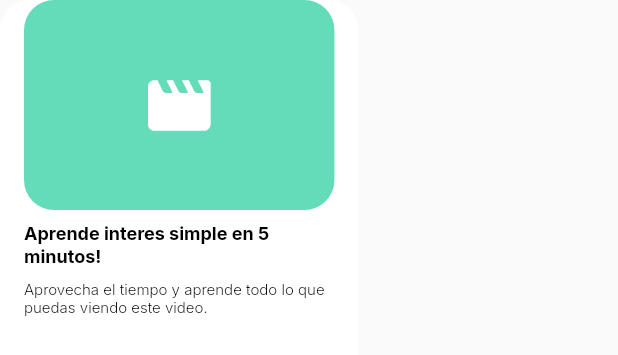
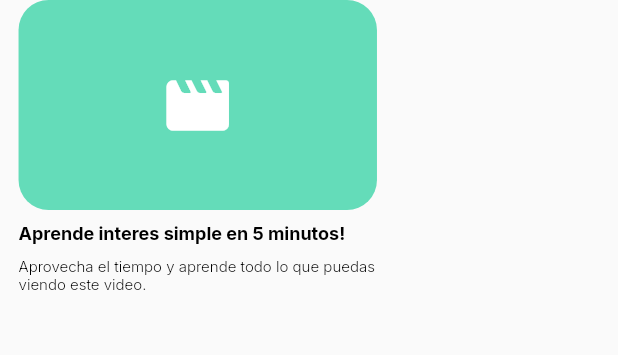
Before and after one commit to anapatino/FinanLearn, a Flutter app: the FlashCard widget shown alone on an empty page, opened directly, on a phone screen of 412 x 824 dp. Shown: the top 355 px of the screen. Run offline on Flutter 3.47's test engine with Material 2 defaults, Android fonts, the phone set to English and light mode, and no system bars; our stand-ins replace get, google_fonts.

Commit message:
change in the url

```diff
--- a/lib/ui/pages/pageTest/test.dart
+++ b/lib/ui/pages/pageTest/test.dart
@@ -49,7 +49,7 @@ class _TestState extends State<Test> {
                 ),
                 child: Text('Test de aprendizaje',
                     style: GoogleFonts.inter(
-                      color: Colors.black,
+                      color: const Color.fromRGBO(51, 190, 91, 1),
                       fontSize: 29,
                       fontWeight: FontWeight.bold,
                     )),
@@ -71,6 +71,7 @@ class _TestState extends State<Test> {
                           'opcion3': '100 euros',
                         },
                         result: '300 euros',
+                        color: Color.fromRGBO(100, 220, 185, 1),
                       ),
                       QuestionCard(
                         title: 'Pregunta 2',
@@ -82,6 +83,7 @@ class _TestState extends State<Test> {
                           'opcion3': '100 euros',
                         },
                         result: '400 euros',
+                        color: Color.fromRGBO(11, 138, 47, 1),
                       ),
                       QuestionCard(
                         title: 'Pregunta 3',
@@ -93,6 +95,7 @@ class _TestState extends State<Test> {
                           'opcion3': '100',
                         },
                         result: '1060',
+                        color: Color.fromRGBO(100, 220, 185, 1),
                       ),
                       QuestionCard(
                         title: 'Pregunta 4',
@@ -104,6 +107,7 @@ class _TestState extends State<Test> {
                           'opcion3': '9611.27',
                         },
                         result: '9611.57',
+                        color: Color.fromRGBO(11, 138, 47, 1),
                       ),
                     ],
                   ),
--- a/lib/ui/widgets/flashCard.dart
+++ b/lib/ui/widgets/flashCard.dart
@@ -1,17 +1,17 @@
 import 'package:flutter/material.dart';
-import 'package:get/get.dart';
 import 'package:google_fonts/google_fonts.dart';
 import '../utils/Dimensions.dart';
+import 'package:url_launcher/url_launcher.dart';
 
 class FlashCard extends StatelessWidget {
-  final Function() onPressed;
+  final Uri youtubeUrl;
   final Color color;
   final String title;
   final IconData icon;
   final String description;
 
   const FlashCard({
-    required this.onPressed,
+    required this.youtubeUrl,
     required this.color,
     required this.title,
     required this.icon,
@@ -21,18 +21,16 @@ class FlashCard extends StatelessWidget {
 
   @override
   Widget build(BuildContext context) {
-    return ElevatedButton(
-      onPressed: () {
-        Get.offAll(() => onPressed);
+    return InkWell(
+      onTap: () {
+        _launchYouTubeVideo(youtubeUrl);
       },
-      style: ElevatedButton.styleFrom(
-        backgroundColor: Colors.white,
-        shape: RoundedRectangleBorder(
       borderRadius: BorderRadius.circular(20),
-        ),
-        maximumSize:
-            Size(Dimensions.screenWidth * 0.58, Dimensions.screenHeight * 0.4),
-        elevation: 0,
+      child: Container(
+        width: Dimensions.screenWidth * 0.58,
+        height: Dimensions.screenHeight * 0.4,
+        margin: EdgeInsets.symmetric(
+          horizontal: Dimensions.screenWidth * 0.03,
         ),
         child: Column(
           mainAxisAlignment: MainAxisAlignment.start,
@@ -74,6 +72,19 @@ class FlashCard extends StatelessWidget {
                 )),
           ],
         ),
+      ),
     );
   }
+
+  _launchYouTubeVideo(Uri url) async {
+    try {
+      if (await canLaunchUrl(url)) {
+        await launchUrl(url);
+      } else {
+        throw 'No se pudo abrir el enlace: $url';
       }
+    } catch (e) {
+      print('Error al abrir el enlace: $e');
+    }
+  }
+}
--- a/lib/ui/widgets/questionCard.dart
+++ b/lib/ui/widgets/questionCard.dart
@@ -4,12 +4,14 @@ import '../utils/Dimensions.dart';
 
 class QuestionCard extends StatefulWidget {
   final String title;
+  final Color color;
   final String description;
   final Map<String, String> listOptions;
   final String result;
 
   const QuestionCard({
     required this.title,
+    required this.color,
     required this.description,
     required this.listOptions,
     required this.result,
@@ -38,7 +40,7 @@ class _QuestionCardState extends State<QuestionCard> {
             children: [
               Text(widget.title,
                   style: GoogleFonts.inter(
-                    color: Colors.black,
+                    color: widget.color,
                     fontSize: 19,
                     fontWeight: FontWeight.bold,
                   )),
--- a/pubspec.yaml
+++ b/pubspec.yaml
@@ -37,6 +37,7 @@ dependencies:
   get: ^4.6.5
   google_fonts: ^4.0.4
   intl: ^0.18.0
+  url_launcher: ^6.0.9
 
 dev_dependencies:
   flutter_test:
```
Also changed, not shown: lib/domain/models/user.dart (added, +20 -0 lines), lib/ui/pages/dashboard/dashboard.dart (+10 -6 lines), lib/ui/pages/login/login.dart (+33 -1 lines), lib/ui/widgets/messageResponse.dart (added, +11 -0 lines), pubspec.lock, 5 other files. Lines whose indentation alone changed are shown as unchanged.
